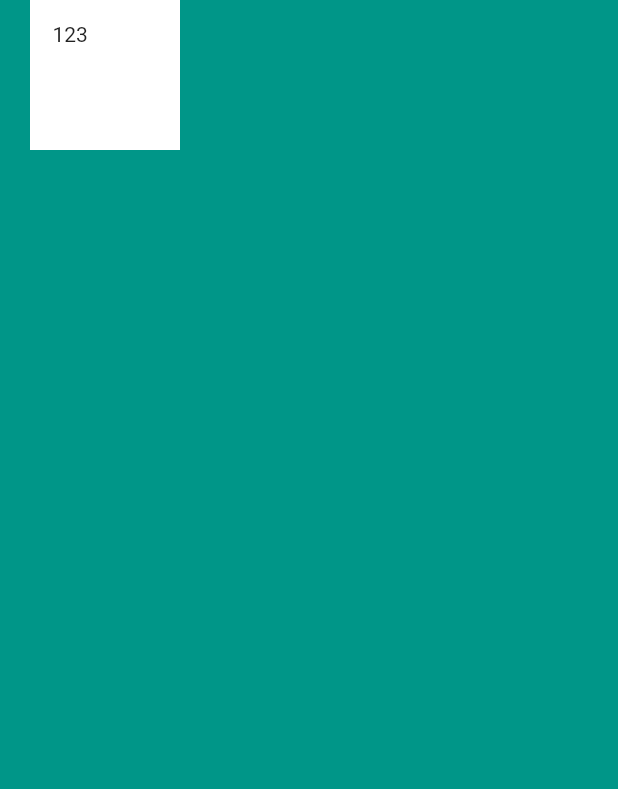
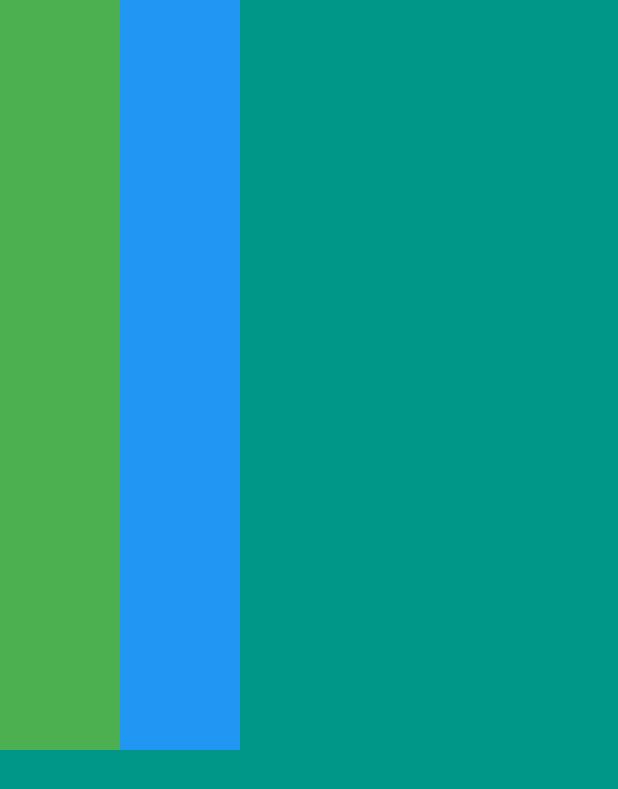
Before and after one commit to NandanSatheesh/flutter-flare, a Flutter app: the screen it shows after launch, on a phone screen of 412 x 824 dp. Shown: the top 789 px of the screen. Run offline on Flutter 3.47's test engine with Material 2 defaults, Android fonts, the light colour scheme and no system bars.

Commit message:
Some Things didn't work

```diff
--- a/mi_card/lib/main.dart
+++ b/mi_card/lib/main.dart
@@ -11,13 +11,19 @@ class MyApp extends StatelessWidget {
       home: Scaffold(
         backgroundColor: Colors.teal,
         body: SafeArea(
-          child: Container(
-            height: 100,
-            width: 100,
-            margin: EdgeInsets.only(left: 20),
-            padding: EdgeInsets.all(15),
-            color: Colors.white,
-            child: Text('123'),
+          child: Row(
+            children: <Widget>[
+              Container(
+                width: 80,
+                height: 500,
+                color: Colors.green,
+              ),
+              Container(
+                width: 80,
+                height: 500,
+                color: Colors.blue,
+              )
+            ],
           ),
         ),
       ),
```
